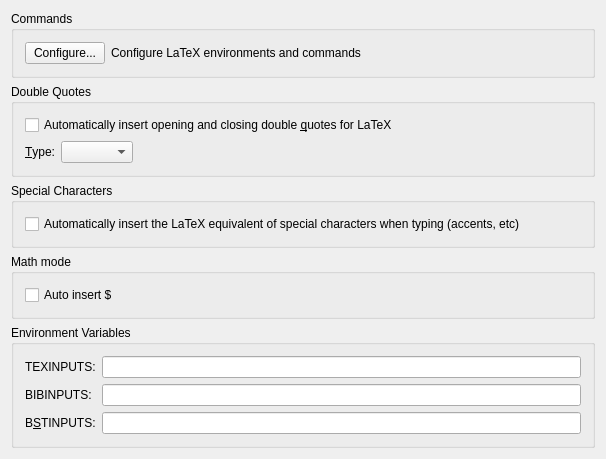
First picture: the form in src/widgets/latexconfigwidget.ui, repository KDE/kile, before the edit.
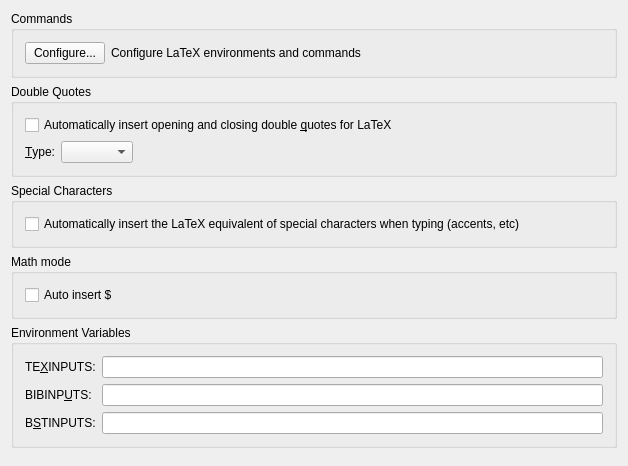
Second picture: the form after the edit. Custom widgets are drawn as their Qt base class.

The edit to the form file:
```diff
--- a/src/widgets/latexconfigwidget.ui
+++ b/src/widgets/latexconfigwidget.ui
@@ -6,8 +6,8 @@
    <rect>
     <x>0</x>
     <y>0</y>
-    <width>602</width>
-    <height>411</height>
+    <width>628</width>
+    <height>466</height>
    </rect>
   </property>
   <property name="windowTitle">
@@ -26,7 +26,7 @@
       <string>Commands</string>
      </property>
      <property name="flat">
-      <bool>true</bool>
+      <bool>false</bool>
      </property>
      <layout class="QVBoxLayout">
       <item>
@@ -71,7 +71,7 @@
       <string>Double Quotes</string>
      </property>
      <property name="flat">
-      <bool>true</bool>
+      <bool>false</bool>
      </property>
      <layout class="QVBoxLayout">
       <item>
@@ -133,7 +133,7 @@
       <string>Special Characters</string>
      </property>
      <property name="flat">
-      <bool>true</bool>
+      <bool>false</bool>
      </property>
      <layout class="QVBoxLayout" name="verticalLayout">
       <item>
@@ -161,7 +161,7 @@
       <string>Math mode</string>
      </property>
      <property name="flat">
-      <bool>true</bool>
+      <bool>false</bool>
      </property>
      <layout class="QVBoxLayout">
       <item>
@@ -198,7 +198,7 @@
          <string/>
         </property>
         <property name="text">
-         <string>TEXINPUTS:</string>
+         <string>TE&amp;XINPUTS:</string>
         </property>
         <property name="wordWrap">
          <bool>false</bool>
@@ -217,7 +217,7 @@
          <string/>
         </property>
         <property name="text">
-         <string>BIBINPUTS:</string>
+         <string>BIBINP&amp;UTS:</string>
         </property>
         <property name="wordWrap">
          <bool>false</bool>
```
Left out of the diff: 1 changed line with no effect on the pictures.
